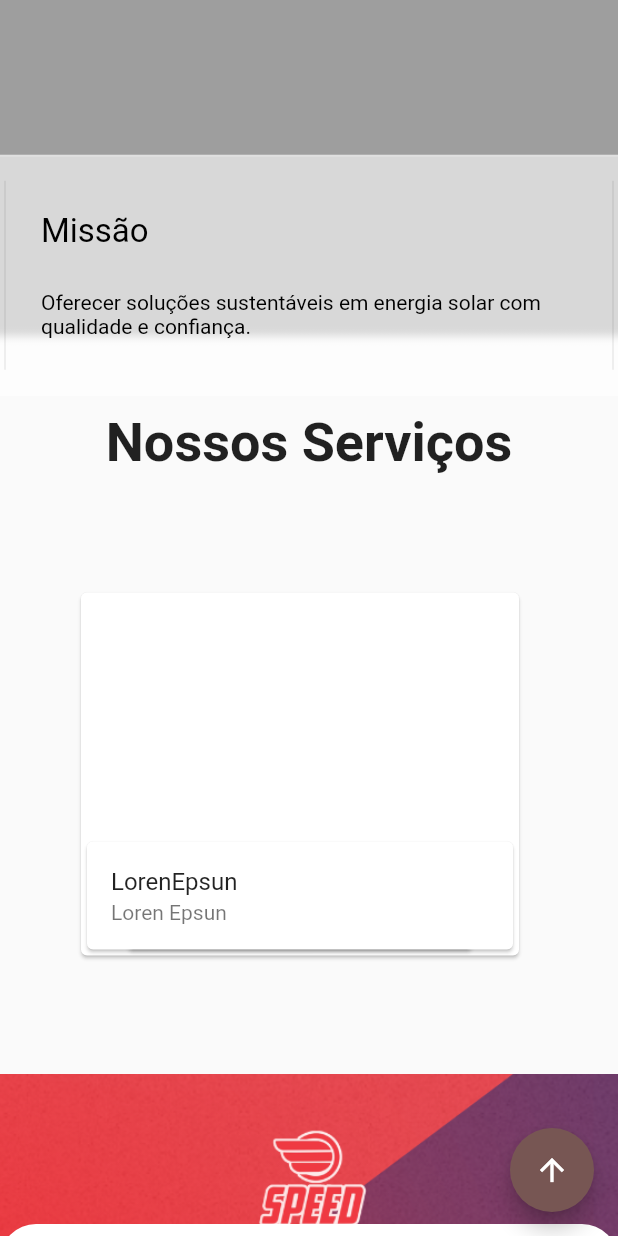
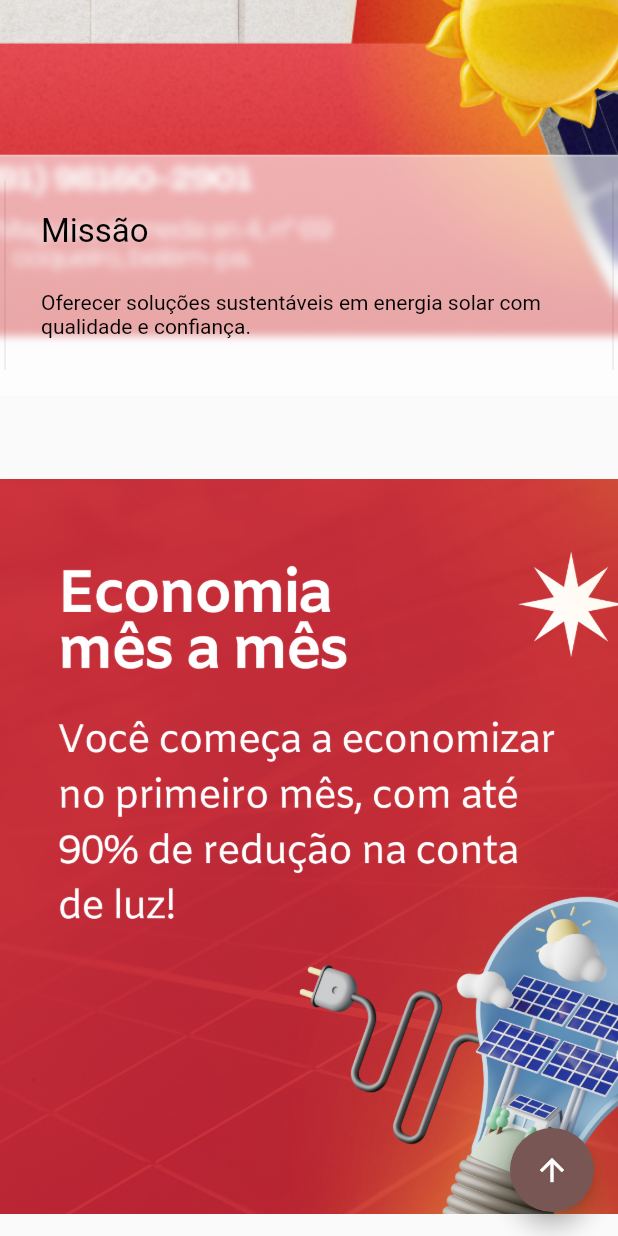
Before and after one commit to C-Luan/speedenergiaportifolio, a Flutter app: the screen it shows after launch, scrolled down 576 dp, on a phone screen of 412 x 824 dp. Run offline on Flutter 3.47's test engine with Material 3 defaults, Android fonts, the phone set to English and light mode, and no system bars; our stand-ins replace flutter_rating.

Commit message:
atualizado site

```diff
--- a/lib/screen/landingpage/landingpage.dart
+++ b/lib/screen/landingpage/landingpage.dart
@@ -50,7 +50,7 @@ class _LandingpageState extends State<Landingpage> {
                 Positioned(
                   top: 10,
                   child: SizedBox(
-                    width: 1800,
+                    width: MediaQuery.of(context).size.width * .8,
                     child: MenuBarHome(
                       onMenuClick: _onMenuClick,
                     ),
@@ -65,7 +65,13 @@ class _LandingpageState extends State<Landingpage> {
                 )
               ],
             ),
-            ServicosPrestados(key: servicosSectionController, height: 400),
+            SizedBox(
+              height: 40,
+            ),
+            ServicosPrestados(key: servicosSectionController, height: 500),
+            SizedBox(
+              height: 40,
+            ),
             PerceirosSections(height: 800),
             SizedBox(
               height: 40,
--- a/lib/screen/landingpage/sections/inicio.dart
+++ b/lib/screen/landingpage/sections/inicio.dart
@@ -15,27 +15,19 @@ class InicioSection extends StatelessWidget {
           children: [
             Container(
               decoration: BoxDecoration(
-                  // borderRadius: BorderRadius.circular(20),
-                  // color: const Color.fromARGB(255, 49, 49, 49)
+
                   color: Colors.grey
-                  // image: DecorationImage(
-                  //   fit: BoxFit.cover,
-                  //   image: AssetImage(
-                  //     'assets/body/background.png',
-                  //   ),
-                  // ),
-                  // shape: BoxShape.rectangle,
+
                   ),
               height: height - 50,
               width: MediaQuery.of(context).size.width,
               child: Center(
                   child: Container(
-                height: 200,
                 decoration: BoxDecoration(
                   image: DecorationImage(
-                    fit: BoxFit.contain,
+                    fit: BoxFit.cover,
                     image: AssetImage(
-                      'assets/images/belemtem.png',
+                      'assets/images/promocioanl.png',
                     ),
                   ),
                 ),
--- a/lib/screen/landingpage/sections/servicos.dart
+++ b/lib/screen/landingpage/sections/servicos.dart
@@ -8,50 +8,67 @@ class ServicosPrestados extends StatelessWidget {
   Widget build(BuildContext context) {
     return Column(
       children: [
-        Center(
-          child: Text(
-            'Nossos Serviços',
-            style: TextStyle(fontSize: 36, fontWeight: FontWeight.bold),
-          ),
-        ),
         Scrollbar(
           controller: scrollController,
           interactive: true,
           child: SingleChildScrollView(
+            controller: scrollController,
             scrollDirection: Axis.horizontal,
             child: SizedBox(
               height: height,
-              width: 1200,
+              width: 1600,
               child: Row(
                 mainAxisAlignment: MainAxisAlignment.spaceAround,
                 children: [
                   SizedBox(
-                    width: 300,
-                    height: 250,
-                    child: Card(
-                      child: _cardServico(
-                        title: 'LorenEpsun',
-                        subtitle: 'Loren Epsun',
+                    width: 400,
+                    height: 490,
+                    child: Container(
+                      decoration: BoxDecoration(
+                        // borderRadius: BorderRadius.circular(23),
+                        image: const DecorationImage(
+                          fit: BoxFit.cover,
+                          image: AssetImage('assets/images/carroucel/1.JPG'),
+                        ),
                       ),
                     ),
                   ),
                   SizedBox(
-                    width: 300,
-                    height: 250,
-                    child: Card(
-                      child: _cardServico(
-                        title: 'LorenEpsun',
-                        subtitle: 'Loren Epsun',
+                    width: 400,
+                    height: 490,
+                    child: Container(
+                      decoration: BoxDecoration(
+                        // borderRadius: BorderRadius.circular(23),
+                        image: const DecorationImage(
+                          fit: BoxFit.cover,
+                          image: AssetImage('assets/images/carroucel/2.JPG'),
+                        ),
                       ),
                     ),
                   ),
                   SizedBox(
-                    width: 300,
-                    height: 250,
-                    child: Card(
-                      child: _cardServico(
-                        title: 'LorenEpsun',
-                        subtitle: 'Loren Epsun',
+                    width: 400,
+                    height: 490,
+                    child: Container(
+                      decoration: BoxDecoration(
+                        // borderRadius: BorderRadius.circular(23),
+                        image: const DecorationImage(
+                          fit: BoxFit.cover,
+                          image: AssetImage('assets/images/carroucel/3.JPG'),
+                        ),
+                      ),
+                    ),
+                  ),
+                  SizedBox(
+                    width: 400,
+                    height: 490,
+                    child: Container(
+                      decoration: BoxDecoration(
+                        // borderRadius: BorderRadius.circular(23),
+                        image: const DecorationImage(
+                          fit: BoxFit.cover,
+                          image: AssetImage('assets/images/carroucel/4.JPG'),
+                        ),
                       ),
                     ),
                   ),
--- a/lib/widgets/appbar/home/menu_bar.dart
+++ b/lib/widgets/appbar/home/menu_bar.dart
@@ -12,7 +12,7 @@ class MenuBarHome extends StatelessWidget {
         mainAxisAlignment: MainAxisAlignment.spaceBetween,
         children: [
           const Image(
-              height: 100,
+              height: 75,
               image: AssetImage(
                 'assets/logo/logo-sem-fundo.png',
               )),
@@ -22,29 +22,34 @@ class MenuBarHome extends StatelessWidget {
                 onPressed: () => onMenuClick(1),
                 child: const Text(
                   'Início',
+                  style: TextStyle(color: Colors.white),
                 ),
               ),
               TextButton(
                 onPressed: () => onMenuClick(2),
                 child: const Text(
+                  style: TextStyle(color: Colors.white),
                   'Valores',
                 ),
               ),
               TextButton(
                 onPressed: () => onMenuClick(3),
                 child: const Text(
+                  style: TextStyle(color: Colors.white),
                   'Serviços',
                 ),
               ),
               TextButton(
                 onPressed: () => onMenuClick(4),
                 child: const Text(
+                  style: TextStyle(color: Colors.white),
                   'Feedback',
                 ),
               ),
               TextButton(
                 onPressed: () => onMenuClick(5),
                 child: const Text(
+                  style: TextStyle(color: Colors.white),
                   'about',
                 ),
               ),
--- a/pubspec.yaml
+++ b/pubspec.yaml
@@ -64,6 +64,7 @@ flutter:
    - assets/logo/
    - assets/images/
    - assets/parcerias/
+   - assets/images/carroucel/
   #   - images/a_dot_ham.jpeg
 
   # An image asset can refer to one or more resolution-specific "variants", see
```
Also changed, not shown: assets/images/carroucel/1.JPG (added), assets/images/carroucel/2.JPG (added), assets/images/carroucel/3.JPG (added), assets/images/carroucel/4.JPG (added), assets/images/header_solar.png (deleted), assets/images/promocioanl.png (added).
